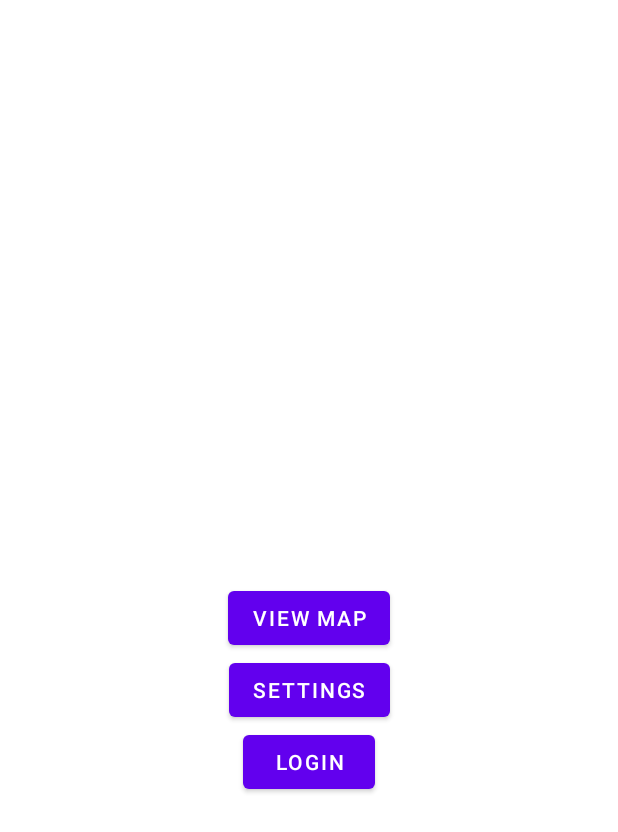
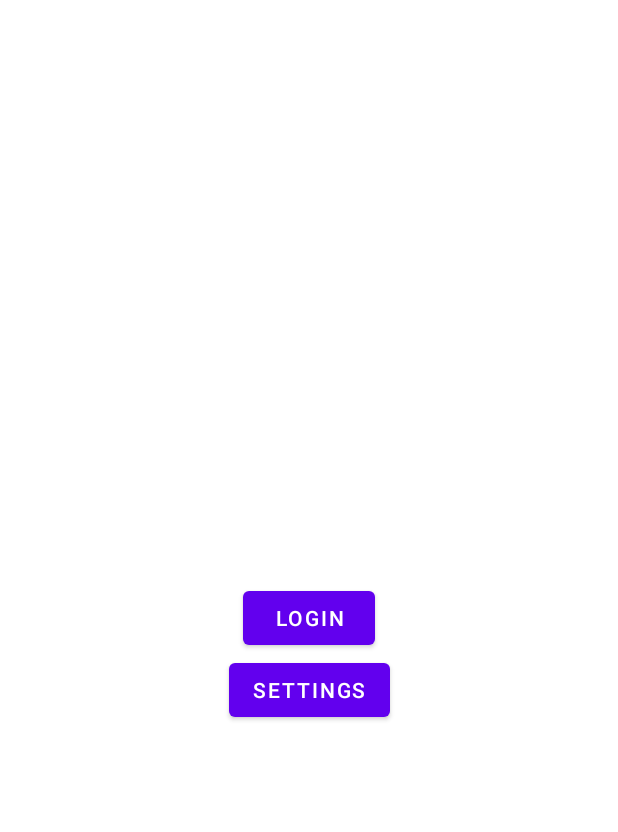
Before and after one commit to SarthakSirotiya/UTVend, an Android app: the layout activity_main.xml on its own in the app's theme, with its tools: preview values and no code run, on a phone screen of 412 x 824 dp. Shown: the top 832 px of the screen. Run offline under Robolectric (Android 15) with nearby library versions, the phone set to English and light mode, and no system bars.

Commit message:
New navigation and back buttons supported

```diff
--- a/app/src/main/java/com/trescaballeros/utvend/SettingsActivity.kt
+++ b/app/src/main/java/com/trescaballeros/utvend/SettingsActivity.kt
@@ -2,6 +2,7 @@ package com.trescaballeros.utvend
 
 import androidx.appcompat.app.AppCompatActivity
 import android.os.Bundle
+import android.view.MenuItem
 
 class SettingsActivity : AppCompatActivity() {
     override fun onCreate(savedInstanceState: Bundle?) {
@@ -14,5 +15,9 @@ class SettingsActivity : AppCompatActivity() {
 
     }
 
+    override fun onOptionsItemSelected(item: MenuItem): Boolean {
+        finish()
+        return super.onOptionsItemSelected(item)
+    }
 
 }
--- a/app/src/main/res/layout/activity_main.xml
+++ b/app/src/main/res/layout/activity_main.xml
@@ -7,23 +7,16 @@
     tools:context=".MainActivity">
 
     <Button
-        android:id="@+id/mapButton"
+        android:id="@+id/loginButton"
         android:layout_width="wrap_content"
         android:layout_height="wrap_content"
-        android:text="@string/view_map"
+        android:text="Login"
         app:layout_constraintBottom_toBottomOf="parent"
         app:layout_constraintEnd_toEndOf="parent"
         app:layout_constraintStart_toStartOf="parent"
         app:layout_constraintTop_toTopOf="parent" />
 
-    <Button
-        android:id="@+id/loginButton"
-        android:layout_width="wrap_content"
-        android:layout_height="wrap_content"
-        android:text="@string/login"
-        app:layout_constraintEnd_toEndOf="parent"
-        app:layout_constraintStart_toStartOf="parent"
-        app:layout_constraintTop_toBottomOf="@+id/settingsButton" />
+
 
     <Button
         android:id="@+id/settingsButton"
@@ -32,6 +25,6 @@
         android:text="@string/settings"
         app:layout_constraintEnd_toEndOf="parent"
         app:layout_constraintStart_toStartOf="parent"
-        app:layout_constraintTop_toBottomOf="@+id/mapButton" />
+        app:layout_constraintTop_toBottomOf="@+id/loginButton" />
 
 </androidx.constraintlayout.widget.ConstraintLayout>
```
Also changed, not shown: app/src/main/AndroidManifest.xml (+11 -13 lines), app/src/main/java/com/trescaballeros/utvend/GoogleMapActivity.kt (+18 -2 lines), app/src/main/java/com/trescaballeros/utvend/MainActivity.kt (+7 -5 lines), app/src/main/java/com/trescaballeros/utvend/MapActivity.kt (+28 -2 lines).
